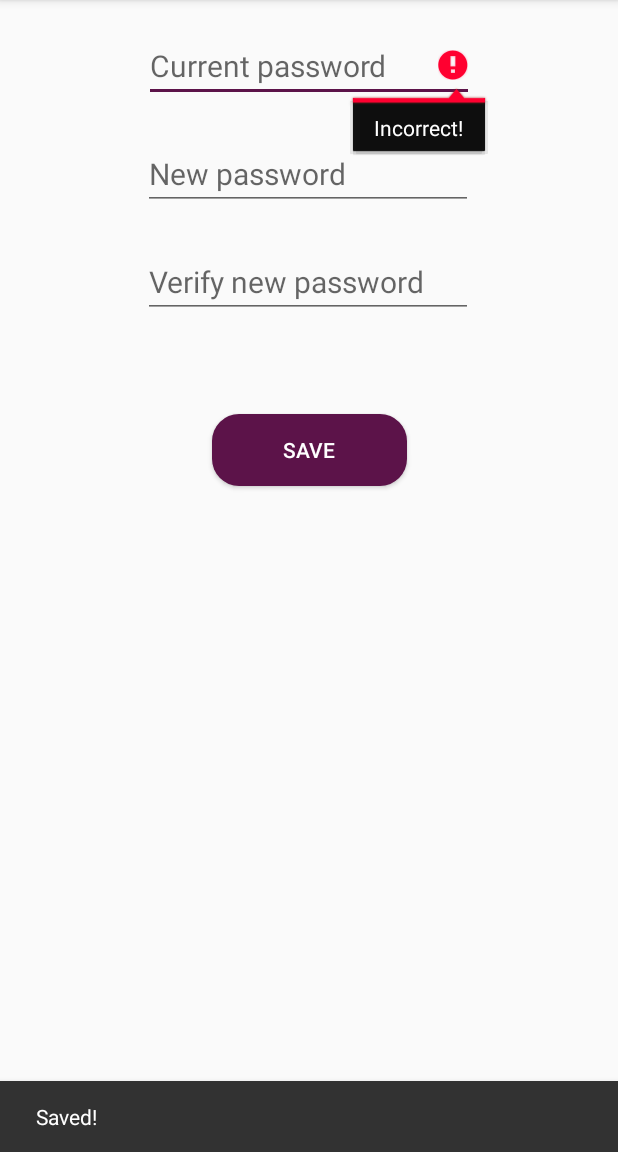
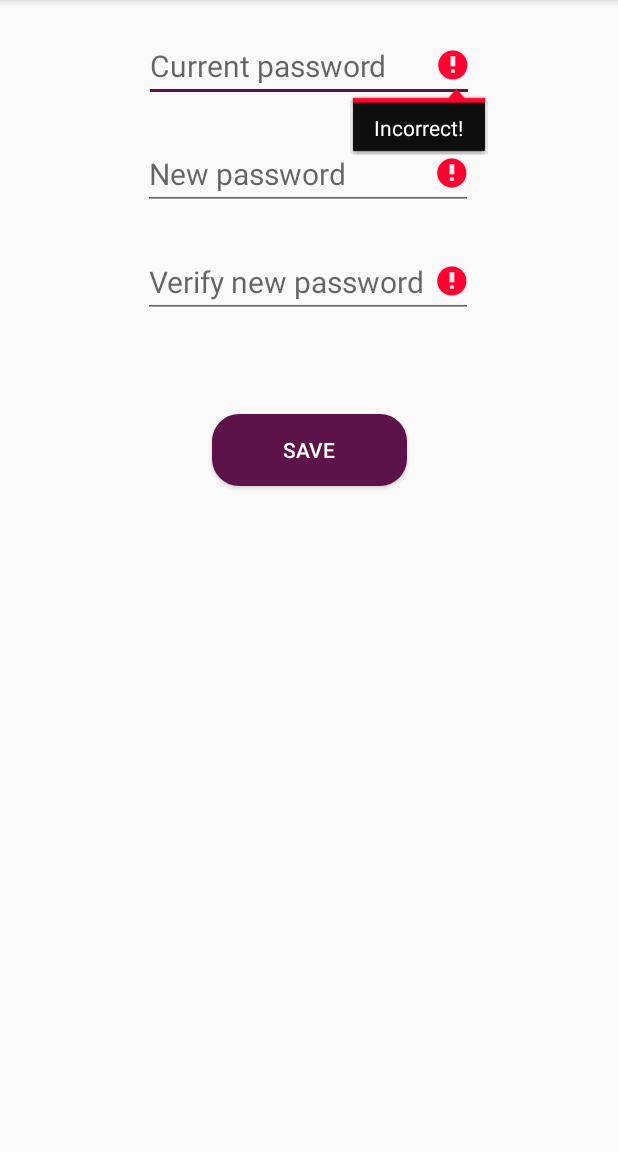
Before and after one commit to deepakkumardk/GuvenliNot, an Android app: the Settings screen opened directly, with no data from a screen before it, after a tap on "SAVE", on a phone screen of 412 x 824 dp, the part 84-1236 px from its top. Run offline under Robolectric (Android 15) with nearby library versions, the light colour scheme and no system bars.

Commit message:
bug fixes

```diff
--- a/app/src/main/java/com/kaancaliskan/guvenlinot/Settings.kt
+++ b/app/src/main/java/com/kaancaliskan/guvenlinot/Settings.kt
@@ -16,14 +16,18 @@ class Settings: AppCompatActivity(){
         setSupportActionBar(findViewById(R.id.toolbar))
 
         change_button.setOnClickListener{
+            var a=1
             if (password!=password_check.text.toString()){
                 password_check.error=getString(R.string.password_check_error)
+                a++
             }
-            if (new_password.text.toString()!=new_password_check.text.toString()){
+            if (new_password.text.toString()!=new_password_check.text.toString() || new_password.text.toString()==""){
+                //i didn't check new_password_check for is it empty because unnecessary
                 new_password_check.error=getString(R.string.new_password_check_error)
                 new_password.error=getString(R.string.new_password_check_error)
+                a++
             }
-            else {
+            if (a==1){
                 password=new_password.text.toString().sha512()
                 LocalData.with(this).write(getString(R.string.hashed_password),password)
                 Snackbar.make(change_button, getString(R.string.saved), Snackbar.LENGTH_LONG).show()
--- a/app/src/main/res/values/strings.xml
+++ b/app/src/main/res/values/strings.xml
@@ -9,7 +9,7 @@
     <string name="new_password">New password</string>
     <string name="new_password_check">Verify new password</string>
     <string name="password_check_error">Incorrect!</string>
-    <string name="new_password_check_error">Not same!</string>
+    <string name="new_password_check_error">Empty or not same!</string>
     <string name="hashed_password" translatable="false">hashed_password</string>
     <string name="encoded_note" translatable="false">encoded_note</string>
     <string name="saved">Saved!</string>
```
